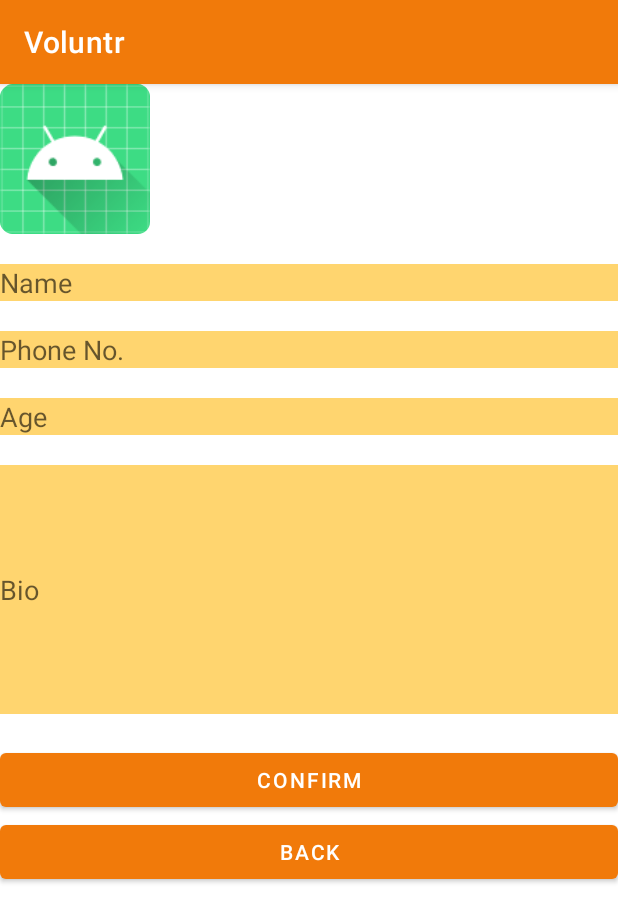
After one commit to Eqedos/Voluntr1D, an Android app: the AccountProfile screen opened directly, with no data from a screen before it, on a phone screen of 412 x 824 dp. The commit adds this screen. Shown: the top 922 px of the screen. Run offline under Robolectric (Android 15) with nearby library versions, the phone set to English and light mode, and no system bars; our stand-ins replace Firebase (no records; nobody signed in at launch, a user with empty details on screens opened directly); pictures from the network do not load.

Commit message:
Implemented Profile but cant get image to work

```diff
--- a/app/src/main/AndroidManifest.xml
+++ b/app/src/main/AndroidManifest.xml
@@ -1,7 +1,7 @@
 <?xml version="1.0" encoding="utf-8"?>
 <manifest xmlns:android="http://schemas.android.com/apk/res/android"
     xmlns:tools="http://schemas.android.com/tools">
-
+    <uses-permission android:name="android.permission.READ_EXTERNAL_STORAGE"/>
     <application
         android:allowBackup="true"
         android:dataExtractionRules="@xml/data_extraction_rules"
@@ -11,6 +11,9 @@
         android:supportsRtl="true"
         android:theme="@style/Theme.Voluntr"
         tools:targetApi="31">
+        <activity
+            android:name=".AccountProfile"
+            android:exported="false" />
         <activity
             android:name=".LoginActivity"
             android:exported="false" />
--- /dev/null
+++ b/app/src/main/java/com/example/voluntr/AccountProfile.java
@@ -0,0 +1,192 @@
+package com.example.voluntr;
+
+import androidx.activity.result.ActivityResultCallback;
+import androidx.activity.result.ActivityResultLauncher;
+import androidx.activity.result.contract.ActivityResultContracts;
+import androidx.annotation.NonNull;
+import androidx.annotation.Nullable;
+import androidx.appcompat.app.AppCompatActivity;
+import androidx.fragment.app.FragmentActivity;
+
+
+import android.app.Activity;
+import android.app.Instrumentation;
+import android.app.appsearch.StorageInfo;
+import android.content.Intent;
+import android.graphics.Bitmap;
+import android.net.Uri;
+import android.os.Bundle;
+import android.provider.MediaStore;
+import android.view.View;
+import android.widget.Button;
+import android.widget.EditText;
+import android.widget.ImageView;
+
+import com.bumptech.glide.Glide;
+import com.google.android.gms.tasks.OnFailureListener;
+import com.google.android.gms.tasks.OnSuccessListener;
+import com.google.firebase.auth.FirebaseAuth;
+import com.google.firebase.database.DataSnapshot;
+import com.google.firebase.database.DatabaseError;
+import com.google.firebase.database.DatabaseReference;
+import com.google.firebase.database.FirebaseDatabase;
+import com.google.firebase.database.ValueEventListener;
+import com.google.firebase.storage.FirebaseStorage;
+import com.google.firebase.storage.StorageReference;
+import com.google.firebase.storage.UploadTask;
+
+import java.io.ByteArrayOutputStream;
+import java.io.IOException;
+import java.util.HashMap;
+import java.util.Map;
+
+public class AccountProfile extends AppCompatActivity {
+    private EditText mName3,mPhone,mAge,mBio;
+    private Button mBack,mConfirm;
+    private ImageView mProfilePic;
+    private FirebaseAuth mAuth;
+    private DatabaseReference mVolDb;
+    private String userId, name, phone, age, bio;
+
+    private Uri resultUri;
+    private String profileImageUrl;
+    private ActivityResultLauncher<String> mTakePhoto;
+
+
+
+    @Override
+    protected void onCreate(Bundle savedInstanceState) {
+        super.onCreate(savedInstanceState);
+        setContentView(R.layout.profileacticity);
+
+        mName3 = (EditText) findViewById(R.id.name3);
+        mPhone = (EditText) findViewById(R.id.Phone);
+        mAge = (EditText) findViewById(R.id.age);
+        mBio = (EditText) findViewById(R.id.Bio);
+        mProfilePic = (ImageView) findViewById(R.id.pfp);
+        mBack = (Button) findViewById(R.id.back);
+        mConfirm = (Button) findViewById(R.id.confirm_button);
+
+        mAuth=FirebaseAuth.getInstance();
+        userId=mAuth.getCurrentUser().getUid();
+        mVolDb = FirebaseDatabase.getInstance("https://voluntr-f211c-default-rtdb.asia-southeast1.firebasedatabase.app/").getReference().child("Users").child("Volunteer").child(userId);
+
+        getUserInfo();
+        mProfilePic.setOnClickListener(new View.OnClickListener() {
+            @Override
+            public void onClick(View view) {
+                mTakePhoto = registerForActivityResult(new ActivityResultContracts.GetContent(), new ActivityResultCallback<Uri>() {
+                    @Override
+                    public void onActivityResult(Uri result) {
+                        resultUri=result;
+                        mProfilePic.setImageURI(resultUri);
+                    }
+                });
+
+            }
+        });
+        mConfirm.setOnClickListener(new View.OnClickListener() {
+            @Override
+            public void onClick(View view) {
+                saveUserInfo();
+            }
+        });
+        mBack.setOnClickListener(new View.OnClickListener() {
+            @Override
+            public void onClick(View view) {
+                finish();
+                return;
+            }
+        });
+    }
+    private void getUserInfo(){
+        mVolDb.addListenerForSingleValueEvent(new ValueEventListener() {
+            @Override
+            public void onDataChange(@NonNull DataSnapshot snapshot) {
+                if(snapshot.exists() && snapshot.getChildrenCount()>0){
+                    Map<String,Object> map = (Map<String, Object>) snapshot.getValue();
+                    if(map.get("name")!=null) {
+                        name = map.get("name").toString();
+                        mName3.setText(name);
+                    }
+                    if(map.get("phone")!=null) {
+                        phone = map.get("phone").toString();
+                        mPhone.setText(phone);
+                    }
+                    if(map.get("bio")!=null) {
+                        bio = map.get("bio").toString();
+                        mBio.setText(bio);
+                    }
+                    if(map.get("age")!=null) {
+                        age = map.get("age").toString();
+                        mAge.setText(age);
+                    }
+                    if(map.get("profileImageUrl")!=null) {
+                        profileImageUrl = map.get("profileImageUrl").toString();
+                        Glide.with(getApplication()).load(profileImageUrl).into(mProfilePic);
+                    }
+
+                }
+            }
+
+            @Override
+            public void onCancelled(@NonNull DatabaseError error) {
+
+            }
+        });
+    }
+
+    private void saveUserInfo() {
+        name = mName3.getText().toString();
+        phone=mPhone.getText().toString();
+        age = mAge.getText().toString();
+        bio = mBio.getText().toString();
+        Map userInfo = new HashMap();
+        userInfo.put("name",name);
+        userInfo.put("phone",phone);
+        userInfo.put("age",age);
+        userInfo.put("bio",bio);
+        mVolDb.updateChildren(userInfo);
+        if(resultUri!=null){
+            StorageReference filepath = FirebaseStorage.getInstance("gs://voluntr-f211c.appspot.com").getReference().child("profileimages").child(userId);
+            Bitmap bitmap = null;
+            try {
+                bitmap = MediaStore.Images.Media.getBitmap(getApplication().getContentResolver(),resultUri);
+            } catch (IOException e) {
+                throw new RuntimeException(e);
+            }
+
+            ByteArrayOutputStream baos = new ByteArrayOutputStream();
+            bitmap.compress(Bitmap.CompressFormat.JPEG, 20,baos);
+            byte[] data = baos.toByteArray();
+            UploadTask uploadTask = filepath.putBytes(data);
+            // Assume 'storageRef' is a StorageReference to the file you want to download
+            filepath.getDownloadUrl().addOnSuccessListener(new OnSuccessListener<Uri>() {
+                @Override
+                public void onSuccess(Uri uri) {
+                    // Handle successful download URL retrieval
+                    Uri downloadUrl = uri;
+                    Map userInfo = new HashMap();
+                    userInfo.put("profileImageUrl", downloadUrl.toString());
+                    mVolDb.updateChildren(userInfo);
+                    finish();
+                    return;
+                    // Do something with the download URL
+                }
+            }).addOnFailureListener(new OnFailureListener() {
+                @Override
+                public void onFailure(@NonNull Exception e) {
+                    // Handle unsuccessful download URL retrieval
+                    finish();
+                }
+            });
+
+
+        }
+
+
+
+    }
+
+
+}
--- /dev/null
+++ b/app/src/main/res/layout/profileacticity.xml
@@ -0,0 +1,58 @@
+<?xml version="1.0" encoding="utf-8"?>
+<LinearLayout xmlns:android="http://schemas.android.com/apk/res/android"
+    xmlns:app="http://schemas.android.com/apk/res-auto"
+    xmlns:tools="http://schemas.android.com/tools"
+    android:layout_width="match_parent"
+    android:layout_height="match_parent"
+    tools:context=".AccountProfile"
+    android:orientation="vertical">
+    <ImageView
+        android:layout_width="100sp"
+        android:layout_height="100sp"
+        android:id="@+id/pfp"
+        android:src="@mipmap/ic_launcher"
+        android:layout_marginBottom="20sp"/>
+    <EditText
+        android:layout_width="match_parent"
+        android:layout_height="wrap_content"
+        android:id="@+id/name3"
+        android:background="@color/yellow"
+        android:hint="Name"
+        android:layout_marginBottom="20sp"/>
+    <EditText
+        android:layout_width="match_parent"
+        android:layout_height="wrap_content"
+        android:id="@+id/Phone"
+        android:background="@color/yellow"
+        android:hint="Phone No."
+        android:layout_marginBottom="20sp"
+        android:inputType="phone"/>
+    <EditText
+        android:layout_width="match_parent"
+        android:layout_height="wrap_content"
+        android:id="@+id/age"
+        android:background="@color/yellow"
+        android:hint="Age"
+        android:layout_marginBottom="20sp"
+        android:inputType="number"/>
+
+    <EditText
+        android:id="@+id/Bio"
+        android:layout_width="match_parent"
+        android:layout_height="166dp"
+        android:layout_marginBottom="20sp"
+        android:background="@color/yellow"
+        android:hint="Bio"
+        android:inputType="textLongMessage" />
+    <Button
+        android:layout_width="match_parent"
+        android:layout_height="wrap_content"
+        android:id="@+id/confirm_button"
+        android:text="confirm"/>
+    <Button
+        android:layout_width="match_parent"
+        android:layout_height="wrap_content"
+        android:id="@+id/back"
+        android:text="back"/>
+
+</LinearLayout>
--- a/gradle.properties
+++ b/gradle.properties
@@ -19,3 +19,4 @@ android.useAndroidX=true
 # resources declared in the library itself and none from the library's dependencies,
 # thereby reducing the size of the R class for that library
 android.nonTransitiveRClass=true
+android.enableJetifier=true
```
Also changed, not shown: app/build.gradle (+7 -0 lines), app/src/main/java/com/example/voluntr/MainActivity.java (+8 -1 lines), app/src/main/res/layout/activity_main.xml (+22 -3 lines).
